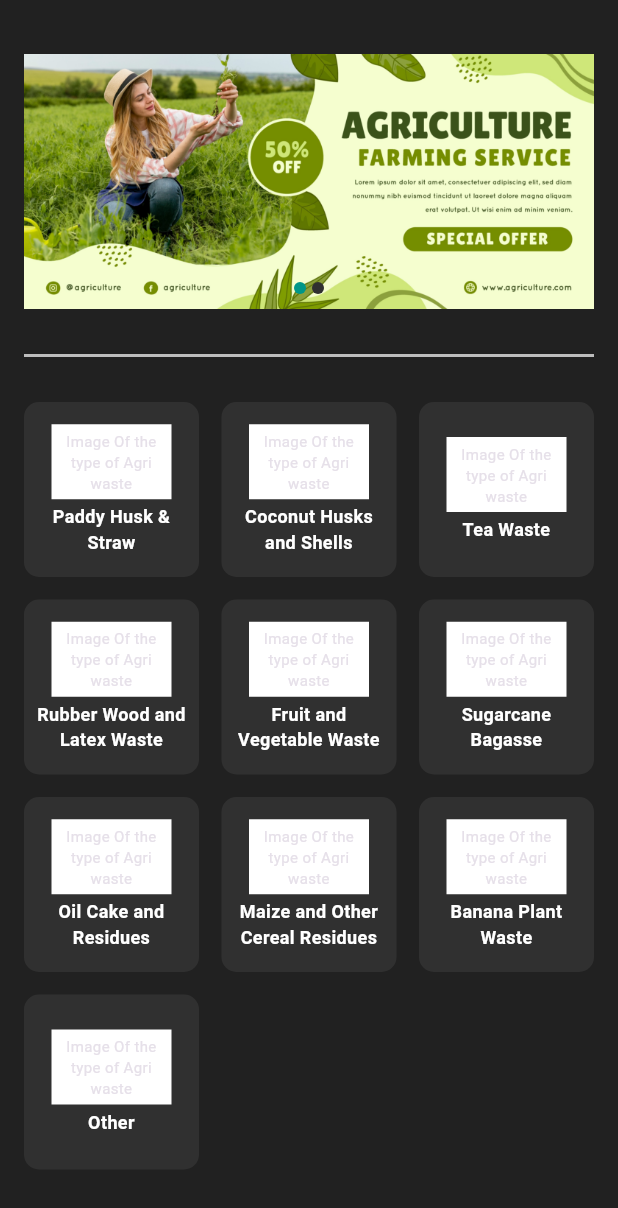
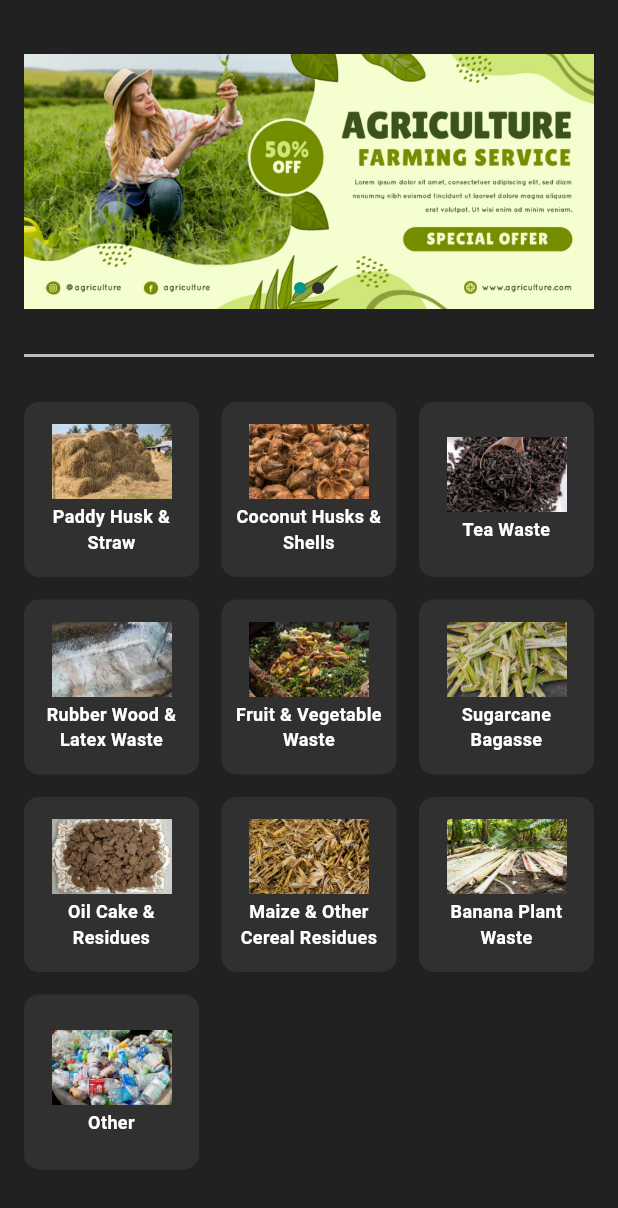
Before and after one commit to Joshuarupasinghe/bio_boost, a Flutter app: the CompanyHomePage screen opened directly, on a phone screen of 412 x 824 dp. Shown: the top 1208 px of the screen. Run offline on Flutter 3.47's test engine with Material 3 defaults, Android fonts, the phone set to English and light mode, and no system bars; our stand-ins replace cloud_firestore, firebase_auth, firebase_core, firebase_storage, fluttertoast, image_picker and 1 more; accounts and stored records are empty.

Commit message:
added images to categories and pass waste type from CompanyHomePage to AgriWasteTypePage

```diff
--- a/lib/screens/AgriWasteType.dart
+++ b/lib/screens/AgriWasteType.dart
@@ -1,7 +1,9 @@
 import 'package:flutter/material.dart';
 
 class AgriWasteTypePage extends StatefulWidget {
-  const AgriWasteTypePage({super.key});
+  final String? selectedCategory;
+
+  const AgriWasteTypePage({Key? key, this.selectedCategory}) : super(key: key);
 
   @override
   _AgriWasteTypePageState createState() => _AgriWasteTypePageState();
@@ -11,6 +13,12 @@ class _AgriWasteTypePageState extends State<AgriWasteTypePage> {
   String? selectedDistrict;
   String? selectedCity;
   String? selectedWasteType;
+
+  @override
+  void initState() {
+    super.initState();
+    selectedWasteType = widget.selectedCategory; // Set the initial value
+  }
 
   List<String> districts = [
     "Colombo",
@@ -171,6 +179,7 @@ class _AgriWasteTypePageState extends State<AgriWasteTypePage> {
   @override
   Widget build(BuildContext context) {
     return Scaffold(
+      appBar: AppBar(),
       backgroundColor: Colors.grey[900],
       body: Padding(
         padding: EdgeInsets.all(10),
--- a/lib/screens/home_company.dart
+++ b/lib/screens/home_company.dart
@@ -1,4 +1,5 @@
 import 'dart:async';
+import 'package:bio_boost/screens/AgriWasteType.dart';
 import 'package:flutter/material.dart';
 
 class CompanyHomePage extends StatefulWidget {
@@ -12,16 +13,28 @@ class _CompanyHomePageState extends State<CompanyHomePage> {
   final List<String> imagePaths = ["images/add01.jpg", "images/add02.jpg"];
 
   final List<Map<String, String>> categories = [
-    {'title': 'Paddy Husk & Straw'},
-    {'title': 'Coconut Husks and Shells'},
-    {'title': 'Tea Waste'},
-    {'title': 'Rubber Wood and Latex Waste'},
-    {'title': 'Fruit and Vegetable Waste'},
-    {'title': 'Sugarcane Bagasse'},
-    {'title': 'Oil Cake and Residues'},
-    {'title': 'Maize and Other Cereal Residues'},
-    {'title': 'Banana Plant Waste'},
-    {'title': 'Other'},
+    {'title': 'Paddy Husk & Straw', 'url': 'images/Paddy Husk & Straw.jpg'},
+    {
+      'title': 'Coconut Husks & Shells',
+      'url': 'images/Coconut Husks & Shells.jpg',
+    },
+    {'title': 'Tea Waste', 'url': 'images/Tea Waste.jpg'},
+    {
+      'title': 'Rubber Wood & Latex Waste',
+      'url': 'images/Rubber Wood & Latex Waste.jpg',
+    },
+    {
+      'title': 'Fruit & Vegetable Waste',
+      'url': 'images/Fruit & Vegetable Waste.jpg',
+    },
+    {'title': 'Sugarcane Bagasse', 'url': 'images/Sugarcane Bagasse.jpg'},
+    {'title': 'Oil Cake & Residues', 'url': 'images/Oil Cake & Residues.jpeg'},
+    {
+      'title': 'Maize & Other Cereal Residues',
+      'url': 'images/Maize & Other Cereal Residues.jpg',
+    },
+    {'title': 'Banana Plant Waste', 'url': 'images/Banana Plant Waste.jpg'},
+    {'title': 'Other', 'url': 'images/others.jpeg'},
   ];
 
   late List<Widget> _pages;
@@ -146,9 +159,8 @@ class _CompanyHomePageState extends State<CompanyHomePage> {
                 ),
               ),
               GridView.builder(
-                shrinkWrap: true, // Make GridView take only the necessary space
-                physics:
-                    NeverScrollableScrollPhysics(), // Disable GridView scrolling
+                shrinkWrap: true,
+                physics: NeverScrollableScrollPhysics(),
                 gridDelegate: const SliverGridDelegateWithFixedCrossAxisCount(
                   crossAxisCount: 3,
                   crossAxisSpacing: 15,
@@ -157,7 +169,19 @@ class _CompanyHomePageState extends State<CompanyHomePage> {
                 ),
                 itemCount: categories.length,
                 itemBuilder: (context, index) {
-                  return Container(
+                  return GestureDetector(
+                    onTap: () {
+                      Navigator.push(
+                        context,
+                        MaterialPageRoute(
+                          builder:
+                              (context) => AgriWasteTypePage(
+                                selectedCategory: categories[index]['title']!,
+                              ),
+                        ),
+                      );
+                    },
+                    child: Container(
                       padding: const EdgeInsets.all(8.0),
                       decoration: BoxDecoration(
                         color: Colors.grey[850],
@@ -167,14 +191,12 @@ class _CompanyHomePageState extends State<CompanyHomePage> {
                         mainAxisAlignment: MainAxisAlignment.center,
                         children: [
                           Container(
+                            child: Center(
+                              child: Image.asset(
+                                categories[index]['url']!,
                                 height: 50,
                                 width: 80,
-                          color: Colors.white,
-                          child: const Center(
-                            child: Text(
-                              'Image Of the type of Agri waste',
-                              textAlign: TextAlign.center,
-                              style: TextStyle(fontSize: 10),
+                                fit: BoxFit.cover,
                               ),
                             ),
                           ),
@@ -189,6 +211,7 @@ class _CompanyHomePageState extends State<CompanyHomePage> {
                             ),
                           ),
                         ],
+                      ),
                     ),
                   );
                 },
```
Also changed, not shown: images/Banana Plant Waste.jpg (added), images/Coconut Husks & Shells.jpg (added), images/Fruit & Vegetable Waste.jpg (added), images/Maize & Other Cereal Residues.jpg (added), images/Oil Cake & Residues.jpeg (added), images/Paddy Husk & Straw.jpg (added), images/Rubber Wood & Latex Waste.jpg (added), images/Sugarcane Bagasse.jpg (added), images/Tea Waste.jpg (added), images/others.jpeg (added). Lines whose indentation alone changed are shown as unchanged.
